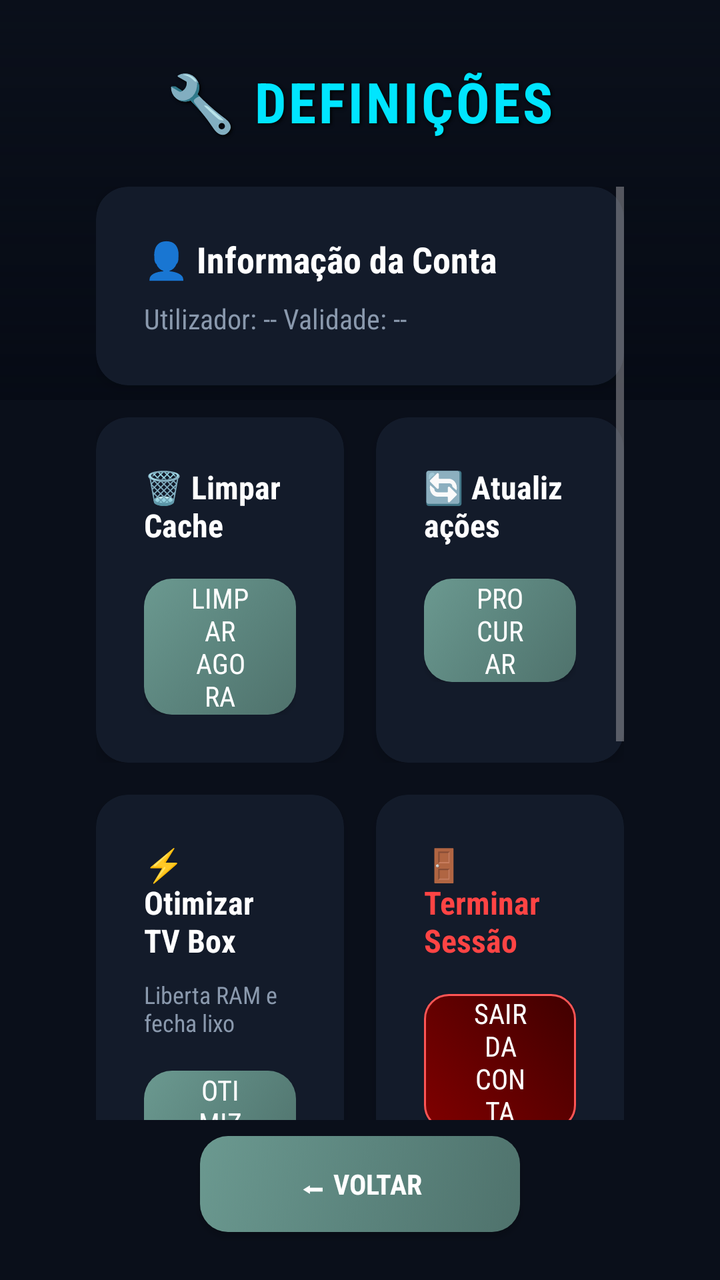
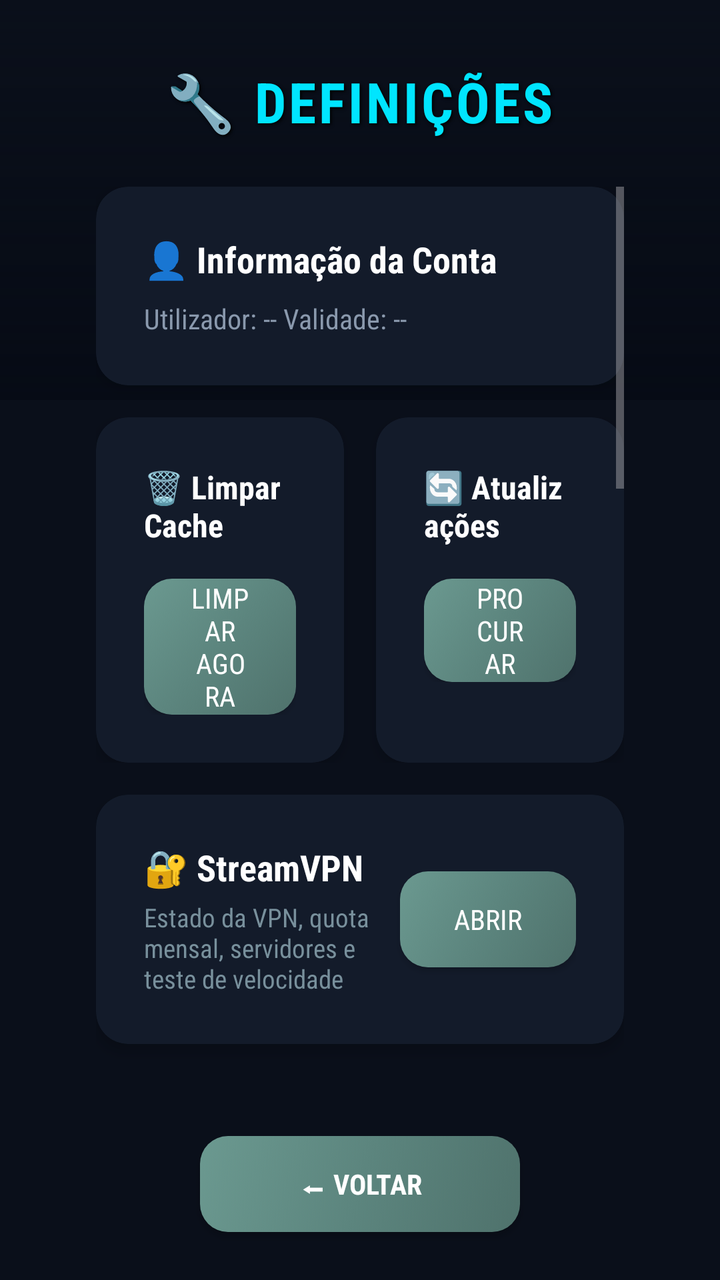

Two renders of the same Android screen: before a commit and after it. Below are the layout's source before the change and the commit's diff.
<!-- AndroidManifest.xml: activity theme AppTheme -->
<!-- res/layout/activity_settings.xml -->
<?xml version="1.0" encoding="utf-8"?>
<RelativeLayout xmlns:android="http://schemas.android.com/apk/res/android"
    xmlns:app="http://schemas.android.com/apk/res-auto"
    android:layout_width="match_parent"
    android:layout_height="match_parent"
    android:background="#0A0F1A">

    
    <View
        android:layout_width="match_parent"
        android:layout_height="200dp"
        android:background="@drawable/bg_gradient_card_overlay" />

    <TextView
        android:id="@+id/tvSettingsTitle"
        android:layout_width="wrap_content"
        android:layout_height="wrap_content"
        android:layout_marginTop="32dp"
        android:layout_centerHorizontal="true"
        android:text="🔧 DEFINIÇÕES"
        android:textColor="#00E5FF"
        android:textSize="28sp"
        android:textStyle="bold"
        android:letterSpacing="0.05"
        android:shadowColor="#000000"
        android:shadowDx="2"
        android:shadowDy="2"
        android:shadowRadius="4" />

    <ScrollView
        android:id="@+id/svSettings"
        android:layout_width="match_parent"
        android:layout_height="match_parent"
        android:layout_below="@id/tvSettingsTitle"
        android:layout_marginTop="24dp"
        android:layout_marginBottom="80dp"
        android:paddingHorizontal="48dp"
        android:clipToPadding="false">

        <LinearLayout
            android:layout_width="match_parent"
            android:layout_height="wrap_content"
            android:orientation="vertical"
            android:gravity="center_horizontal">

            <LinearLayout
                android:layout_width="match_parent"
                android:layout_height="wrap_content"
                android:maxWidth="800dp"
                android:orientation="vertical">

                
                <androidx.cardview.widget.CardView
                    android:layout_width="match_parent"
                    android:layout_height="wrap_content"
                    android:layout_marginBottom="16dp"
                    app:cardBackgroundColor="#131B2A"
                    app:cardCornerRadius="16dp"
                    app:cardElevation="4dp">

                    <LinearLayout
                        android:layout_width="match_parent"
                        android:layout_height="wrap_content"
                        android:orientation="vertical"
                        android:padding="24dp"
                        android:background="?attr/selectableItemBackground">
                        
                        <TextView
                            android:layout_width="wrap_content"
                            android:layout_height="wrap_content"
                            android:text="👤 Informação da Conta"
                            android:textColor="@color/text_primary"
                            android:textSize="18sp"
                            android:textStyle="bold" />

                        <TextView
                            android:id="@+id/tvAccountInfo"
                            android:layout_width="match_parent"
                            android:layout_height="wrap_content"
                            android:layout_marginTop="8dp"
                            android:text="Utilizador: --
Validade: --"
                            android:textColor="#8A99AD"
                            android:textSize="14sp" />
                    </LinearLayout>
                </androidx.cardview.widget.CardView>

                
                <LinearLayout
                    android:layout_width="match_parent"
                    android:layout_height="wrap_content"
                    android:orientation="horizontal"
                    android:layout_marginBottom="16dp"
                    android:weightSum="2">

                    
                    <androidx.cardview.widget.CardView
                        android:layout_width="0dp"
                        android:layout_height="match_parent"
                        android:layout_weight="1"
                        android:layout_marginEnd="8dp"
                        app:cardBackgroundColor="#131B2A"
                        app:cardCornerRadius="16dp"
                        app:cardElevation="4dp">

                        <LinearLayout
                            android:layout_width="match_parent"
                            android:layout_height="wrap_content"
                            android:orientation="vertical"
                            android:gravity="center"
                            android:padding="24dp">

                            <TextView
                                android:layout_width="wrap_content"
                                android:layout_height="wrap_content"
                                android:text="🗑 Limpar Cache"
                                android:textColor="@color/text_primary"
                                android:textSize="16sp"
                                android:textStyle="bold"
                                android:layout_marginBottom="16dp"/>

                            <Button
                                android:id="@+id/btnClearCache"
                                android:layout_width="wrap_content"
                                android:layout_height="wrap_content"
                                android:background="@drawable/bg_smarters_sage"
                                android:text="LIMPAR AGORA"
                                android:textColor="@color/text_primary"
                                android:paddingHorizontal="24dp"
                                android:focusable="true"/>
                        </LinearLayout>
                    </androidx.cardview.widget.CardView>

                    
                    <androidx.cardview.widget.CardView
                        android:layout_width="0dp"
                        android:layout_height="match_parent"
                        android:layout_weight="1"
                        android:layout_marginStart="8dp"
                        app:cardBackgroundColor="#131B2A"
                        app:cardCornerRadius="16dp"
                        app:cardElevation="4dp">

                        <LinearLayout
                            android:layout_width="match_parent"
                            android:layout_height="wrap_content"
                            android:orientation="vertical"
                            android:gravity="center"
                            android:padding="24dp">

                            <TextView
                                android:layout_width="wrap_content"
                                android:layout_height="wrap_content"
                                android:text="🔄 Atualizações"
                                android:textColor="@color/text_primary"
                                android:textSize="16sp"
                                android:textStyle="bold"
                                android:layout_marginBottom="16dp"/>

                            <Button
                                android:id="@+id/btnUpdateApp"
                                android:layout_width="wrap_content"
                                android:layout_height="wrap_content"
                                android:background="@drawable/bg_smarters_sage"
                                android:text="PROCURAR"
                                android:textColor="@color/text_primary"
                                android:paddingHorizontal="24dp"
                                android:focusable="true"/>
                        </LinearLayout>
                    </androidx.cardview.widget.CardView>
                </LinearLayout>

                
                <LinearLayout
                    android:layout_width="match_parent"
                    android:layout_height="wrap_content"
                    android:orientation="horizontal"
                    android:layout_marginBottom="24dp"
                    android:weightSum="2">

                    
                    <androidx.cardview.widget.CardView
                        android:layout_width="0dp"
                        android:layout_height="wrap_content"
                        android:layout_weight="1"
                        android:layout_marginEnd="8dp"
                        app:cardBackgroundColor="#131B2A"
                        app:cardCornerRadius="16dp"
                        app:cardElevation="4dp">

                        <LinearLayout
                            android:layout_width="match_parent"
                            android:layout_height="wrap_content"
                            android:orientation="vertical"
                            android:gravity="center"
                            android:padding="24dp">

                            <TextView
                                android:layout_width="wrap_content"
                                android:layout_height="wrap_content"
                                android:text="⚡ Otimizar TV Box"
                                android:textColor="@color/text_primary"
                                android:textSize="16sp"
                                android:textStyle="bold"
                                android:layout_marginBottom="8dp"/>
                                
                            <TextView
                                android:id="@+id/tvOptimizeResult"
                                android:layout_width="wrap_content"
                                android:layout_height="wrap_content"
                                android:text="Liberta RAM e fecha lixo"
                                android:textColor="#8A99AD"
                                android:textSize="12sp"
                                android:layout_marginBottom="16dp"/>

                            <Button
                                android:id="@+id/btnOptimize"
                                android:layout_width="wrap_content"
                                android:layout_height="wrap_content"
                                android:background="@drawable/bg_smarters_sage"
                                android:text="OTIMIZAR"
                                android:textColor="@color/text_primary"
                                android:paddingHorizontal="24dp"
                                android:focusable="true"/>
                        </LinearLayout>
                    </androidx.cardview.widget.CardView>

                    
                    <androidx.cardview.widget.CardView
                        android:layout_width="0dp"
                        android:layout_height="match_parent"
                        android:layout_weight="1"
                        android:layout_marginStart="8dp"
                        app:cardBackgroundColor="#131B2A"
                        app:cardCornerRadius="16dp"
                        app:cardElevation="4dp">

                        <LinearLayout
                            android:layout_width="match_parent"
                            android:layout_height="wrap_content"
                            android:orientation="vertical"
                            android:gravity="center"
                            android:padding="24dp">

                            <TextView
                                android:layout_width="wrap_content"
                                android:layout_height="wrap_content"
                                android:text="🚪 Terminar Sessão"
                                android:textColor="#FF4444"
                                android:textSize="16sp"
                                android:textStyle="bold"
                                android:layout_marginBottom="16dp"/>

                            <Button
                                android:id="@+id/btnLogout"
                                android:layout_width="wrap_content"
                                android:layout_height="wrap_content"
                                android:background="@drawable/bg_button_exit"
                                android:text="SAIR DA CONTA"
                                android:textColor="@color/text_primary"
                                android:paddingHorizontal="24dp"
                                android:focusable="true"/>
                        </LinearLayout>
                    </androidx.cardview.widget.CardView>
                </LinearLayout>

                
                <LinearLayout
                    android:layout_width="match_parent"
                    android:layout_height="wrap_content"
                    android:orientation="horizontal"
                    android:layout_marginBottom="24dp">

                    <androidx.cardview.widget.CardView
                        android:layout_width="match_parent"
                        android:layout_height="wrap_content"
                        app:cardBackgroundColor="#131B2A"
                        app:cardCornerRadius="16dp"
                        app:cardElevation="4dp">

                        <LinearLayout
                            android:layout_width="match_parent"
                            android:layout_height="wrap_content"
                            android:orientation="vertical"
                            android:gravity="center"
                            android:padding="24dp">

                            <TextView
                                android:layout_width="wrap_content"
                                android:layout_height="wrap_content"
                                android:text="🔗 Gerar Código de Acesso"
                                android:textColor="@color/text_primary"
                                android:textSize="16sp"
                                android:textStyle="bold"
                                android:layout_marginBottom="8dp"/>

                            <TextView
                                android:id="@+id/tvPairingHint"
                                android:layout_width="wrap_content"
                                android:layout_height="wrap_content"
                                android:text="Descarregue a app noutro aparelho e entre sem escrever a senha"
                                android:textColor="#8A99AD"
                                android:textSize="12sp"
                                android:textAlignment="center"
                                android:layout_marginBottom="16dp"/>

                            <Button
                                android:id="@+id/btnPairing"
                                android:layout_width="wrap_content"
                                android:layout_height="wrap_content"
                                android:background="@drawable/bg_smarters_sage"
                                android:text="GERAR CÓDIGO"
                                android:textColor="@color/text_primary"
                                android:paddingHorizontal="24dp"
                                android:focusable="true"/>
                        </LinearLayout>
                    </androidx.cardview.widget.CardView>
                </LinearLayout>

                <TextView
                    android:id="@+id/tvValidade"
                    android:layout_width="match_parent"
                    android:layout_height="wrap_content"
                    android:textAlignment="center"
                    android:text="Validade: Ilimitado"
                    android:textColor="#00FF00"
                    android:textSize="14sp"
                    android:layout_marginBottom="10dp"/>
                <TextView
                    android:id="@+id/tvAppVersion"
                    android:layout_width="match_parent"
                    android:layout_height="wrap_content"
                    android:textAlignment="center"
                    android:textColor="#5A697D"
                    android:textSize="14sp"
                    android:text="Versão 10.41" />

            </LinearLayout>
        </LinearLayout>
    </ScrollView>

    <Button
        android:id="@+id/btnBack"
        android:layout_width="160dp"
        android:layout_height="48dp"
        android:layout_alignParentBottom="true"
        android:layout_centerHorizontal="true"
        android:layout_marginBottom="24dp"
        android:background="@drawable/bg_smarters_sage"
        android:text="⬅ VOLTAR"
        android:textColor="@color/text_primary"
        android:textStyle="bold"
        android:focusable="true" />

</RelativeLayout>
<!-- resources referenced by this layout -->
<resources>
  <color name="text_primary">#FFFFFF</color>
  <!-- drawable bg_button_exit (drawable) -->
  <?xml version="1.0" encoding="utf-8"?>
  <selector xmlns:android="http://schemas.android.com/apk/res/android">
      <item android:state_focused="true">
          <shape android:shape="rectangle">
              <solid android:color="#FF5555"/>
              <corners android:radius="12dp"/>
              <stroke android:width="3dp" android:color="#FF0000"/>
          </shape>
      </item>
      <item>
          <shape android:shape="rectangle">
              <gradient android:startColor="#800000" android:endColor="#400000" android:angle="45"/>
              <corners android:radius="12dp"/>
              <stroke android:width="1dp" android:color="#FF5555"/>
          </shape>
      </item>
  </selector>
  <!-- drawable bg_gradient_card_overlay (drawable) -->
  <?xml version="1.0" encoding="utf-8"?>
  <shape xmlns:android="http://schemas.android.com/apk/res/android"
      android:shape="rectangle">
      <gradient
          android:angle="270"
          android:startColor="#00000000"
          android:endColor="#E6050A14"
          android:type="linear" />
  </shape>
  <!-- drawable bg_smarters_sage (drawable) -->
  <?xml version="1.0" encoding="utf-8"?>
  <selector xmlns:android="http://schemas.android.com/apk/res/android">
      <item android:state_focused="true">
          <shape android:shape="rectangle">
              <gradient android:angle="135" android:startColor="#80C8B8" android:centerColor="#95DED1" android:endColor="#AAEBDC" android:type="linear" />
              <corners android:radius="14dp" />
              <stroke android:width="2dp" android:color="#FFFFFF" />
          </shape>
      </item>
      <item>
          <shape android:shape="rectangle">
              <gradient android:angle="135" android:startColor="#4F726C" android:centerColor="#5C857E" android:endColor="#6B9990" android:type="linear" />
              <corners android:radius="14dp" />
          </shape>
      </item>
  </selector>
  <style name="AppTheme" parent="Theme.AppCompat.NoActionBar">
          <item name="android:fontFamily">sans-serif-condensed</item>
          <item name="android:windowAnimationStyle">@style/AppWindowTransition</item>
          <item name="android:windowBackground">@color/bg_primary</item>
          <item name="colorPrimary">@color/bg_elevated</item>
          <item name="colorPrimaryDark">@color/bg_primary</item>
          <item name="colorAccent">@color/accent</item>
          <item name="android:textColorPrimary">@color/text_primary</item>
          <item name="android:textColorSecondary">@color/text_secondary</item>
      </style>
  <style name="AppWindowTransition" parent="android:Animation.Activity">
          <item name="android:activityOpenEnterAnimation">@anim/fade_in</item>
          <item name="android:activityOpenExitAnimation">@anim/fade_out</item>
          <item name="android:activityCloseEnterAnimation">@anim/fade_in</item>
          <item name="android:activityCloseExitAnimation">@anim/fade_out</item>
      </style>
  <color name="bg_primary">#0B0B0D</color>
  <color name="bg_elevated">#1A1A1C</color>
  <color name="accent">#3D8BFF</color>
  <color name="text_secondary">#9B9BA1</color>
</resources>

<!-- the commit's change to res/layout/activity_settings.xml (unified diff, before → after) -->
@@ -179,6 +179,57 @@ Validade: --"
                     android:weightSum="2">
 
                     
+                
+                <androidx.cardview.widget.CardView
+                    android:layout_width="match_parent"
+                    android:layout_height="wrap_content"
+                    android:layout_marginBottom="16dp"
+                    app:cardBackgroundColor="#131B2A"
+                    app:cardCornerRadius="16dp"
+                    app:cardElevation="4dp">
+
+                    <LinearLayout
+                        android:layout_width="match_parent"
+                        android:layout_height="wrap_content"
+                        android:orientation="horizontal"
+                        android:gravity="center_vertical"
+                        android:padding="24dp">
+
+                        <LinearLayout
+                            android:layout_width="0dp"
+                            android:layout_height="wrap_content"
+                            android:layout_weight="1"
+                            android:orientation="vertical">
+
+                            <TextView
+                                android:layout_width="wrap_content"
+                                android:layout_height="wrap_content"
+                                android:text="🔐 StreamVPN"
+                                android:textColor="#FFFFFF"
+                                android:textSize="18sp"
+                                android:textStyle="bold" />
+
+                            <TextView
+                                android:layout_width="wrap_content"
+                                android:layout_height="wrap_content"
+                                android:layout_marginTop="4dp"
+                                android:text="Estado da VPN, quota mensal, servidores e teste de velocidade"
+                                android:textColor="#78909C"
+                                android:textSize="13sp" />
+                        </LinearLayout>
+
+                        <Button
+                            android:id="@+id/btnStreamVpn"
+                            android:layout_width="wrap_content"
+                            android:layout_height="wrap_content"
+                            android:background="@drawable/bg_smarters_sage"
+                            android:text="ABRIR"
+                            android:textColor="@color/text_primary"
+                            android:paddingHorizontal="24dp"
+                            android:focusable="true" />
+                    </LinearLayout>
+                </androidx.cardview.widget.CardView>
+
                     <androidx.cardview.widget.CardView
                         android:layout_width="0dp"
                         android:layout_height="wrap_content"
